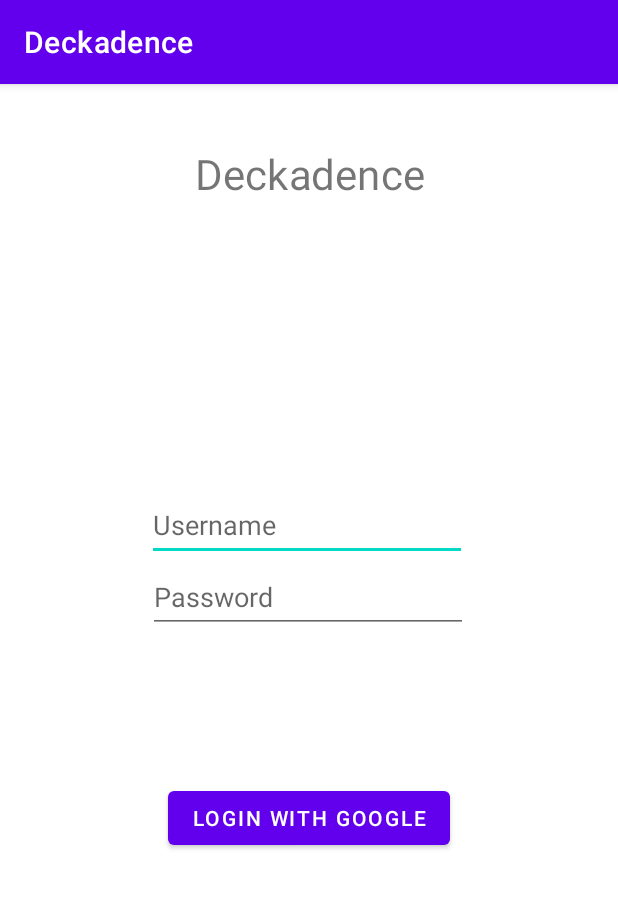
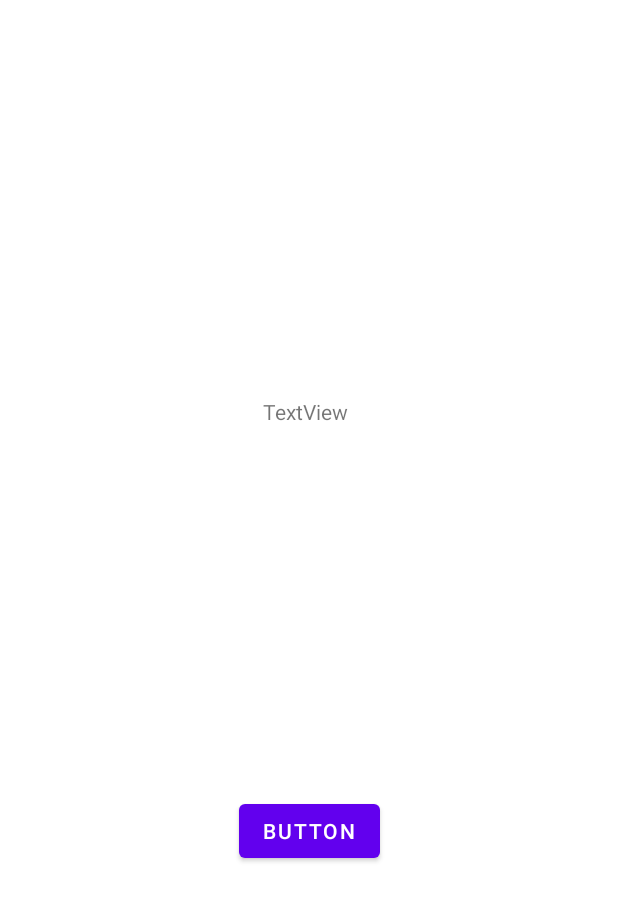
Before and after one commit to Yogesh9129/CSE3MAD, an Android app: the screen it shows after launch (LoginActivity before the commit, MainActivity after it), on a phone screen of 412 x 824 dp. Shown: the top 901 px of the screen. Run offline under Robolectric (Android 15) with nearby library versions, the phone set to English and light mode, and no system bars; our stand-ins replace Firebase (no records; nobody signed in at launch, a user with empty details on screens opened directly).

```diff
--- a/app/build.gradle
+++ b/app/build.gradle
@@ -34,8 +34,9 @@ dependencies {
     implementation 'androidx.appcompat:appcompat:1.6.1'
     implementation 'com.google.android.material:material:1.8.0'
     implementation 'androidx.constraintlayout:constraintlayout:2.1.4'
-    implementation 'com.google.firebase:firebase-firestore:24.1.1'
-    implementation 'com.google.firebase:firebase-auth:21.0.3'
+    implementation 'com.google.firebase:firebase-firestore:24.5.0'
+    implementation 'com.google.firebase:firebase-auth:21.3.0'
+    implementation 'com.google.android.gms:play-services-auth:20.5.0'
     testImplementation 'junit:junit:4.13.2'
     androidTestImplementation 'androidx.test.ext:junit:1.1.5'
     androidTestImplementation 'androidx.test.espresso:espresso-core:3.5.1'
--- a/app/src/main/java/com/example/deckadence/LoginActivity.java
+++ b/app/src/main/java/com/example/deckadence/LoginActivity.java
@@ -1,17 +1,30 @@
 package com.example.deckadence;
 
+import android.content.Intent;
 import android.os.Bundle;
 import android.view.View;
 import android.widget.Button;
 import android.widget.EditText;
 import android.widget.TextView;
+import android.widget.Toast;
 
+import androidx.annotation.Nullable;
 import androidx.appcompat.app.AppCompatActivity;
 
+import com.google.android.gms.auth.api.signin.GoogleSignIn;
+import com.google.android.gms.auth.api.signin.GoogleSignInAccount;
+import com.google.android.gms.auth.api.signin.GoogleSignInClient;
+import com.google.android.gms.auth.api.signin.GoogleSignInOptions;
+import com.google.android.gms.common.api.ApiException;
+import com.google.android.gms.tasks.Task;
+
 public class LoginActivity extends AppCompatActivity {
+    private GoogleSignInOptions googleSignInOptions;
+    private GoogleSignInClient googleSignInClient;
     private TextView title;
-    private EditText username;
-    private EditText password;
+    //private EditText username;
+    //private EditText password;
+    //private Button login_button;
     private Button googleLogin;
 
     @Override
@@ -20,19 +33,39 @@ public class LoginActivity extends AppCompatActivity {
         setContentView(R.layout.activity_login);
         // set up layout
         layoutSetup();
-        //mAuth = FirebaseAuth.getInstance();
     }
 
     private void layoutSetup() {
-        title = (TextView) findViewById(R.id.deckadence_title);
-        username = (EditText) findViewById(R.id.editTextUsername);
-        password = (EditText) findViewById(R.id.editTextPassword);
-        googleLogin = (Button) findViewById(R.id.login_with_google);
+        title = findViewById(R.id.deckadence_title);
+        //username = findViewById(R.id.username);
+        //password = findViewById(R.id.password);
+        //login_button = findViewById(R.id.login_button);
+        googleLogin =  findViewById(R.id.login_with_google);
+        googleSignInOptions = new GoogleSignInOptions.Builder(GoogleSignInOptions.DEFAULT_SIGN_IN).requestEmail().build();
+        googleSignInClient = GoogleSignIn.getClient(this, googleSignInOptions);
         googleLogin.setOnClickListener(new View.OnClickListener() {
             @Override
             public void onClick(View view) {
-
+                {
+                    Intent intent = googleSignInClient.getSignInIntent();
+                    startActivityForResult(intent, 100);
+                }
             }
         });
+
+    }
+    @Override
+    protected void onActivityResult(int requestCode, int resultCode, @Nullable Intent data) {
+        super.onActivityResult(requestCode, resultCode, data);
+        if(requestCode == 100) {
+            Task<GoogleSignInAccount> task = GoogleSignIn.getSignedInAccountFromIntent(data);
+            try{
+                task.getResult(ApiException.class);
+                finish();
+            } catch (ApiException e) {
+                // error should probably be more specific
+                Toast.makeText(this, "Error", Toast.LENGTH_SHORT).show();
+            }
+        }
     }
 }
--- a/app/src/main/java/com/example/deckadence/MainActivity.java
+++ b/app/src/main/java/com/example/deckadence/MainActivity.java
@@ -3,13 +3,19 @@ package com.example.deckadence;
 import android.content.Intent;
 import android.os.Bundle;
 
+import androidx.annotation.NonNull;
 import androidx.appcompat.app.AppCompatActivity;
 
 import android.util.Log;
 import android.view.View;
+import android.widget.Button;
 import android.widget.TextView;
 
-//import com.google.firebase.auth.FirebaseUser;
+import com.google.android.gms.auth.api.signin.GoogleSignIn;
+import com.google.android.gms.auth.api.signin.GoogleSignInClient;
+import com.google.android.gms.auth.api.signin.GoogleSignInOptions;
+import com.google.android.gms.tasks.OnCompleteListener;
+import com.google.android.gms.tasks.Task;
 import com.google.firebase.firestore.FirebaseFirestore;
 
 public class MainActivity extends AppCompatActivity {
@@ -17,15 +23,19 @@ public class MainActivity extends AppCompatActivity {
     private FirebaseFirestore db = FirebaseFirestore.getInstance();
     private boolean loggedIn = false;
     private TextView test;
+    private Button logoutButton;
+    private GoogleSignInOptions googleSignInOptions;
+    private GoogleSignInClient googleSignInClient;
 
     @Override
     protected void onCreate(Bundle savedInstanceState) {
         super.onCreate(savedInstanceState);
-        Log.d("deckadence", "Reached here");
-        // check if logged in here
-        if(!loggedIn) { // also check for internet
-            Intent loginIntent = new Intent(MainActivity.this, LoginActivity.class);
-            MainActivity.this.startActivity(loginIntent);
+        googleSignInOptions = new GoogleSignInOptions.Builder(GoogleSignInOptions.DEFAULT_SIGN_IN).requestEmail().build();
+        googleSignInClient = GoogleSignIn.getClient(this, googleSignInOptions);
+        // googleSignInClient is not null if logged in
+        loggedIn = googleSignInClient != null;
+        if(!loggedIn) { // also check for internet mayve
+            MainActivity.this.startActivity(new Intent(getApplicationContext(), LoginActivity.class));
         }
         setContentView(R.layout.activity_main);
         layoutSetup();
@@ -34,5 +44,19 @@ public class MainActivity extends AppCompatActivity {
     private void layoutSetup() {
         //this is just for testing, feel free to remove it if you need to
         test = findViewById(R.id.textView);
+        logoutButton = findViewById(R.id.logout_button);
+        logoutButton.setOnClickListener(new View.OnClickListener() {
+            @Override
+            public void onClick(View view) {
+                Log.d("deckadence","logging out");
+                googleSignInClient.signOut().addOnCompleteListener(new OnCompleteListener<Void>() {
+                    @Override
+                    public void onComplete(@NonNull Task<Void> task) {
+                        Log.d("deckadence","logged out");
+                        MainActivity.this.startActivity(new Intent(getApplicationContext(), LoginActivity.class));
+                    }
+                });
+            }
+        });
     }
 }
--- a/app/src/main/res/layout/activity_login.xml
+++ b/app/src/main/res/layout/activity_login.xml
@@ -9,44 +9,13 @@
         android:id="@+id/deckadence_title"
         android:layout_width="wrap_content"
         android:layout_height="wrap_content"
+        android:layout_marginTop="32dp"
         android:scaleX="2"
         android:scaleY="2"
         android:text="@string/app_name"
-        app:layout_constraintBottom_toTopOf="@+id/editTextUsername"
         app:layout_constraintEnd_toEndOf="parent"
         app:layout_constraintStart_toStartOf="parent"
-        app:layout_constraintTop_toTopOf="parent"
-        app:layout_constraintVertical_bias="0.197" />
-
-    <EditText
-        android:id="@+id/editTextUsername"
-        android:layout_width="wrap_content"
-        android:layout_height="48dp"
-        android:autofillHints="username"
-        android:ems="10"
-        android:hint="@string/username"
-        android:inputType="textPersonName|text"
-        app:layout_constraintBottom_toBottomOf="parent"
-        app:layout_constraintEnd_toEndOf="parent"
-        app:layout_constraintHorizontal_bias="0.493"
-        app:layout_constraintStart_toStartOf="parent"
-        app:layout_constraintTop_toTopOf="parent"
-        app:layout_constraintVertical_bias="0.375" />
-
-    <EditText
-        android:id="@+id/editTextPassword"
-        android:layout_width="wrap_content"
-        android:layout_height="48dp"
-        android:autofillHints="password"
-        android:ems="10"
-        android:hint="@string/password"
-        android:inputType="textPassword"
-        app:layout_constraintBottom_toBottomOf="parent"
-        app:layout_constraintEnd_toEndOf="parent"
-        app:layout_constraintHorizontal_bias="0.497"
-        app:layout_constraintStart_toStartOf="parent"
-        app:layout_constraintTop_toBottomOf="@+id/editTextUsername"
-        app:layout_constraintVertical_bias="0.0" />
+        app:layout_constraintTop_toTopOf="parent" />
 
     <Button
         android:id="@+id/login_with_google"
@@ -56,7 +25,7 @@
         app:layout_constraintBottom_toBottomOf="parent"
         app:layout_constraintEnd_toEndOf="parent"
         app:layout_constraintStart_toStartOf="parent"
-        app:layout_constraintTop_toBottomOf="@+id/editTextPassword"
-        app:layout_constraintVertical_bias="0.28" />
+        app:layout_constraintTop_toBottomOf="@+id/deckadence_title"
+        app:layout_constraintVertical_bias="0.38" />
 
 </androidx.constraintlayout.widget.ConstraintLayout>
--- a/app/src/main/res/layout/activity_main.xml
+++ b/app/src/main/res/layout/activity_main.xml
@@ -20,4 +20,14 @@
         app:layout_constraintEnd_toEndOf="parent"
         app:layout_constraintStart_toStartOf="parent"
         app:layout_constraintTop_toTopOf="parent" />
+
+    <Button
+        android:id="@+id/logout_button"
+        android:layout_width="wrap_content"
+        android:layout_height="wrap_content"
+        android:text="Button"
+        app:layout_constraintBottom_toBottomOf="parent"
+        app:layout_constraintEnd_toEndOf="parent"
+        app:layout_constraintStart_toStartOf="parent"
+        app:layout_constraintTop_toBottomOf="@+id/textView" />
 </androidx.constraintlayout.widget.ConstraintLayout>
--- a/app/src/main/res/values/strings.xml
+++ b/app/src/main/res/values/strings.xml
@@ -5,4 +5,5 @@
     <string name="username">Username</string>
     <string name="password">Password</string>
     <string name="login_with_google">Login with Google</string>
+    <string name="login">Login</string>
 </resources>
--- a/build.gradle
+++ b/build.gradle
@@ -1,6 +1,6 @@
 buildscript {
     dependencies {
-        classpath 'com.google.gms:google-services:4.3.10'
+        classpath 'com.google.gms:google-services:4.3.15'
     }
 }// Top-level build file where you can add configuration options common to all sub-projects/modules.
 plugins {
```
